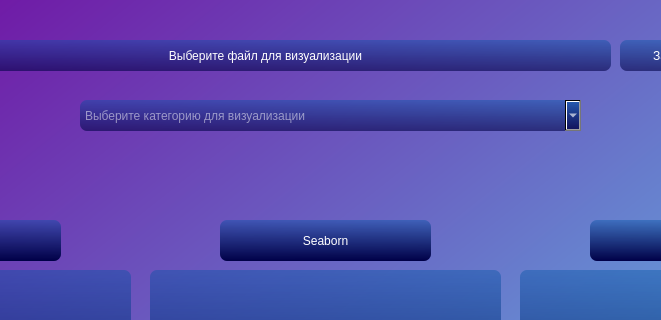
Above: ui_main.ui from Hazar-sakh/diplom before the change; both pictures show x 240 to 901 and y 0 to 320 of the 1126 by 900 pixel window. Below: the same form after it.
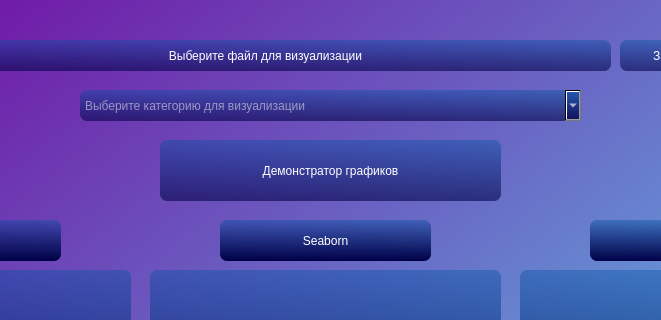
That is the form after the change. Icons and pictures are not drawn.

```diff
--- a/ui_main.ui
+++ b/ui_main.ui
@@ -119,7 +119,7 @@
     <property name="geometry">
      <rect>
       <x>320</x>
-      <y>100</y>
+      <y>90</y>
       <width>501</width>
       <height>31</height>
      </rect>
@@ -486,6 +486,48 @@
      <set>Qt::AlignmentFlag::AlignCenter</set>
     </property>
    </widget>
+   <widget class="QPushButton" name="show">
+    <property name="geometry">
+     <rect>
+      <x>400</x>
+      <y>140</y>
+      <width>341</width>
+      <height>61</height>
+     </rect>
+    </property>
+    <property name="focusPolicy">
+     <enum>Qt::FocusPolicy::NoFocus</enum>
+    </property>
+    <property name="styleSheet">
+     <string notr="true">QPushButton {background: qlineargradient(spread:pad, x1:0.511, y1:0, x2:0.517, y2:1, stop:0 rgba(0, 83, 166, 102), stop:1 rgba(0, 0, 71, 150));
+color: rgb(255, 255, 255);
+border-radius:7
+}
+
+QPushButton:hover {
+background: qlineargradient(spread:pad, x1:0.511, y1:0, x2:0.517, y2:1, stop:0 rgba(0, 83, 166, 102), stop:1 rgba(0, 0, 71, 200));
+color: rgb(255, 255, 255);
+border-radius:7
+}
+
+QPushButton:pressed {
+background: qlineargradient(spread:pad, x1:0.511, y1:0, x2:0.517, y2:1, stop:0 rgba(0, 83, 166, 255), stop:1 rgba(0, 0, 71, 255));
+color: rgb(255, 255, 255);
+border-radius:7
+}
+
+</string>
+    </property>
+    <property name="text">
+     <string>Демонстратор графиков</string>
+    </property>
+    <property name="default">
+     <bool>false</bool>
+    </property>
+    <property name="flat">
+     <bool>false</bool>
+    </property>
+   </widget>
   </widget>
  </widget>
  <resources/>
```
Left out of the diff: 2 changed lines with no effect on the pictures.
